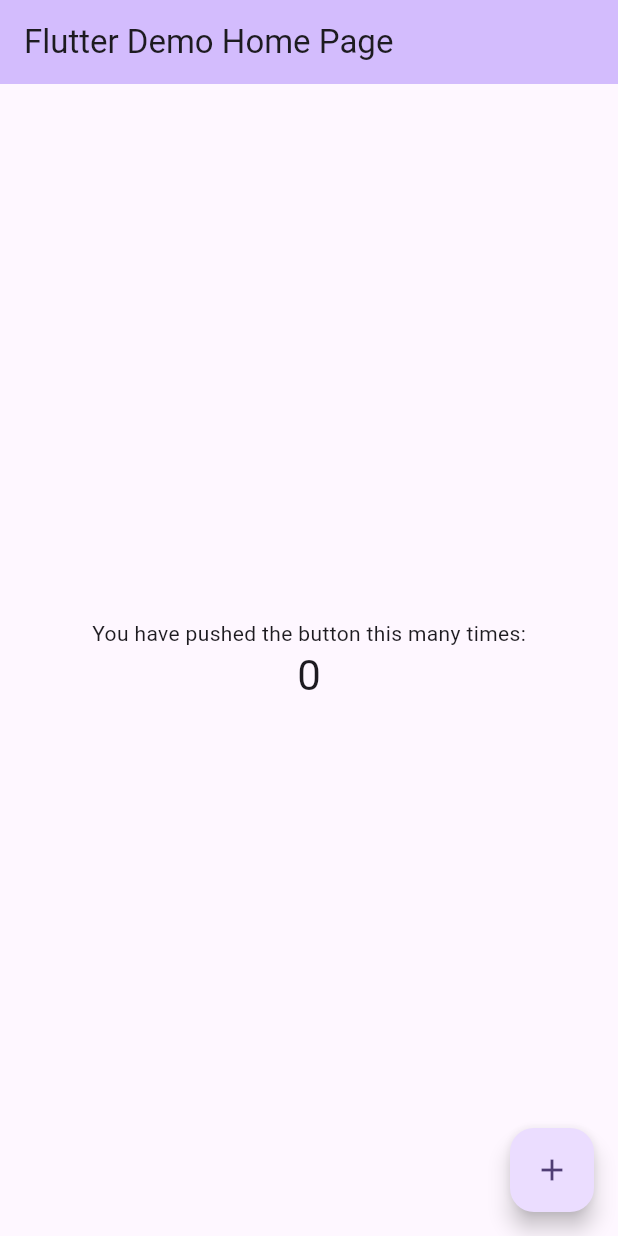
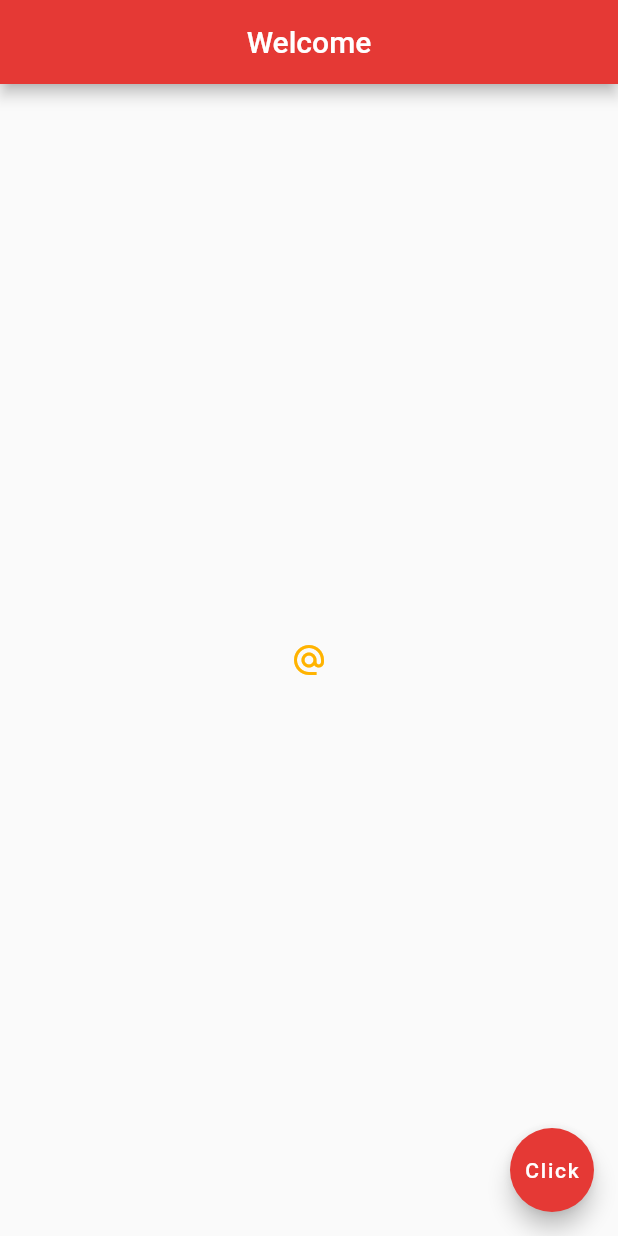
Before and after one commit to faisalhatila/learning-flutter, a Flutter app: the screen it shows after launch, on a phone screen of 412 x 824 dp. Run offline on Flutter 3.47's test engine with Material 2 defaults, Android fonts, the phone set to English and light mode, and no system bars.

Commit message:
practiced button, images and fonts

```diff
--- a/lib/main.dart
+++ b/lib/main.dart
@@ -1,125 +1,47 @@
 import 'package:flutter/material.dart';
 
-void main() {
-  runApp(const MyApp());
-}
+void main() => runApp(MaterialApp(
+      home: Home(),
+    ));
 
-class MyApp extends StatelessWidget {
-  const MyApp({super.key});
+class Home extends StatelessWidget {
+  const Home({super.key});
 
-  // This widget is the root of your application.
   @override
   Widget build(BuildContext context) {
-    return MaterialApp(
-      title: 'Flutter Demo',
-      theme: ThemeData(
-        // This is the theme of your application.
-        //
-        // TRY THIS: Try running your application with "flutter run". You'll see
-        // the application has a blue toolbar. Then, without quitting the app,
-        // try changing the seedColor in the colorScheme below to Colors.green
-        // and then invoke "hot reload" (save your changes or press the "hot
-        // reload" button in a Flutter-supported IDE, or press "r" if you used
-        // the command line to start the app).
-        //
-        // Notice that the counter didn't reset back to zero; the application
-        // state is not lost during the reload. To reset the state, use hot
-        // restart instead.
-        //
-        // This works for code too, not just values: Most code changes can be
-        // tested with just a hot reload.
-        colorScheme: ColorScheme.fromSeed(seedColor: Colors.deepPurple),
-        useMaterial3: true,
+    return Scaffold(
+      appBar: AppBar(
+        title: Text("Welcome"),
+        centerTitle: true,
+        backgroundColor: Colors.red[600],
       ),
-      home: const MyHomePage(title: 'Flutter Demo Home Page'),
+      body: Center(
+          child: IconButton(
+        onPressed: () => {},
+        icon: Icon(Icons.alternate_email),
+        tooltip: "Email",
+        color: Colors.amber[600],
+      )
+          // child: Icon(
+          //   Icons.airport_shuttle,
+          //   color: Colors.red[500],
+          //   size: 500,
+          // ),
+          // child: Text(
+          //   "Hello Ninjas",
+          //   style: TextStyle(
+          //     color: Colors.blue[600],
+          //     fontSize: 20.0,
+          //     fontWeight: FontWeight.bold,
+          //     fontFamily: 'IndieFlower',
+          //   ),
+          // ),
+          ),
+      floatingActionButton: FloatingActionButton(
+        child: Text("Click"),
+        onPressed: () => print("Hello World"),
+        backgroundColor: Colors.red[600],
+      ),
     );
   }
 }
-
-class MyHomePage extends StatefulWidget {
-  const MyHomePage({super.key, required this.title});
-
-  // This widget is the home page of your application. It is stateful, meaning
-  // that it has a State object (defined below) that contains fields that affect
-  // how it looks.
-
-  // This class is the configuration for the state. It holds the values (in this
-  // case the title) provided by the parent (in this case the App widget) and
-  // used by the build method of the State. Fields in a Widget subclass are
-  // always marked "final".
-
-  final String title;
-
-  @override
-  State<MyHomePage> createState() => _MyHomePageState();
-}
-
-class _MyHomePageState extends State<MyHomePage> {
-  int _counter = 0;
-
-  void _incrementCounter() {
-    setState(() {
-      // This call to setState tells the Flutter framework that something has
-      // changed in this State, which causes it to rerun the build method below
-      // so that the display can reflect the updated values. If we changed
-      // _counter without calling setState(), then the build method would not be
-      // called again, and so nothing would appear to happen.
-      _counter++;
-    });
-  }
-
-  @override
-  Widget build(BuildContext context) {
-    // This method is rerun every time setState is called, for instance as done
-    // by the _incrementCounter method above.
-    //
-    // The Flutter framework has been optimized to make rerunning build methods
-    // fast, so that you can just rebuild anything that needs updating rather
-    // than having to individually change instances of widgets.
-    return Scaffold(
-      appBar: AppBar(
-        // TRY THIS: Try changing the color here to a specific color (to
-        // Colors.amber, perhaps?) and trigger a hot reload to see the AppBar
-        // change color while the other colors stay the same.
-        backgroundColor: Theme.of(context).colorScheme.inversePrimary,
-        // Here we take the value from the MyHomePage object that was created by
-        // the App.build method, and use it to set our appbar title.
-        title: Text(widget.title),
-      ),
-      body: Center(
-        // Center is a layout widget. It takes a single child and positions it
-        // in the middle of the parent.
-        child: Column(
-          // Column is also a layout widget. It takes a list of children and
-          // arranges them vertically. By default, it sizes itself to fit its
-          // children horizontally, and tries to be as tall as its parent.
-          //
-          // Column has various properties to control how it sizes itself and
-          // how it positions its children. Here we use mainAxisAlignment to
-          // center the children vertically; the main axis here is the vertical
-          // axis because Columns are vertical (the cross axis would be
-          // horizontal).
-          //
-          // TRY THIS: Invoke "debug painting" (choose the "Toggle Debug Paint"
-          // action in the IDE, or press "p" in the console), to see the
-          // wireframe for each widget.
-          mainAxisAlignment: MainAxisAlignment.center,
-          children: <Widget>[
-            const Text(
-              'You have pushed the button this many times:',
-            ),
-            Text(
-              '$_counter',
-              style: Theme.of(context).textTheme.headlineMedium,
-            ),
-          ],
-        ),
-      ),
-      floatingActionButton: FloatingActionButton(
-        onPressed: _incrementCounter,
-        tooltip: 'Increment',
-        child: const Icon(Icons.add),
-      ), // This trailing comma makes auto-formatting nicer for build methods.
-    );
-  }
-}
```
Also changed, not shown: pubspec.yaml (+17 -18 lines), assets/7.webp (added), assets/aw.jpeg (added), fonts/IndieFlower-Regular.ttf (added).
